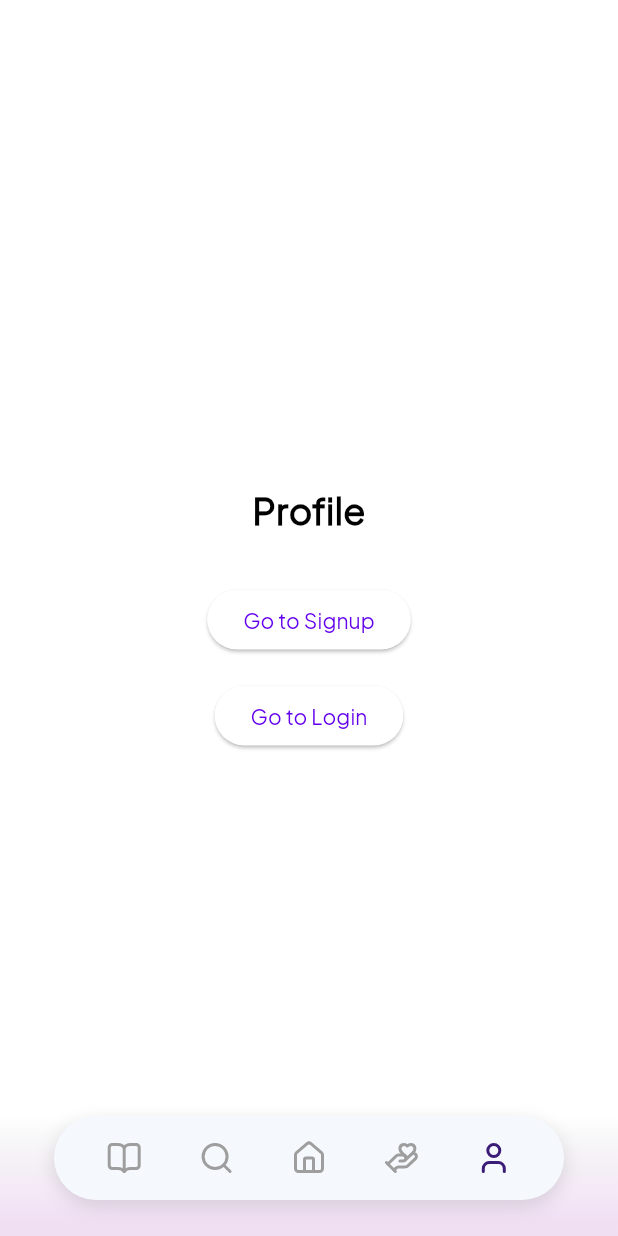
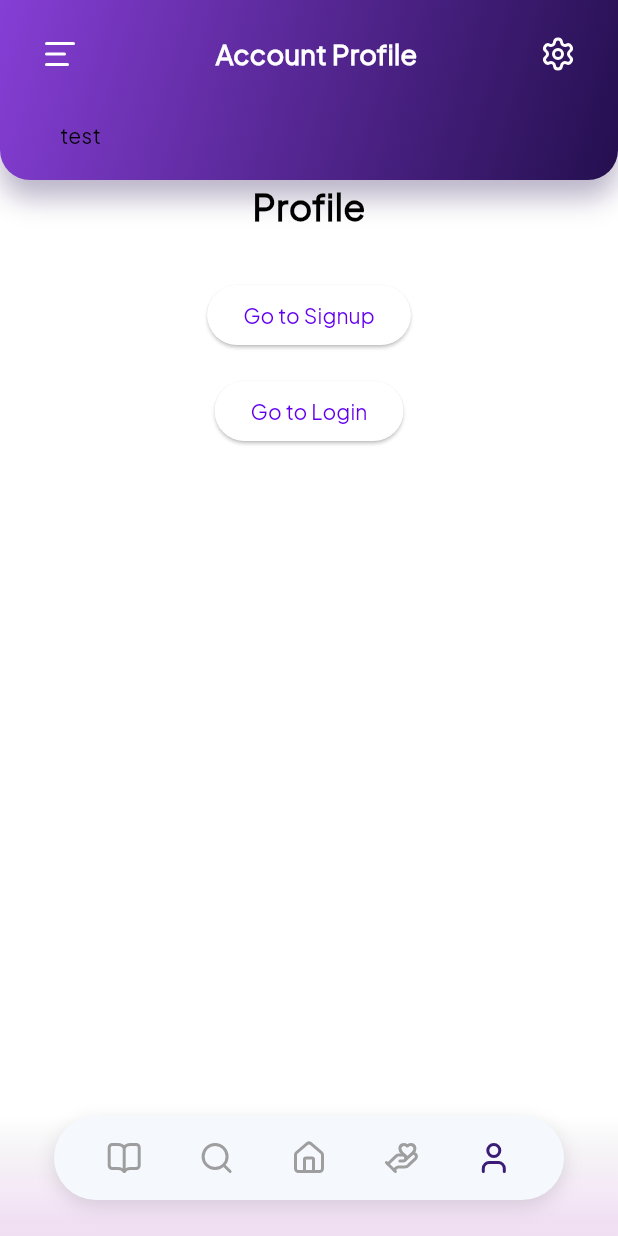
Before and after one commit to williamu04/InQuran, a Flutter app: the ProfileScreen screen opened by its route, on a phone screen of 412 x 824 dp. Run offline on Flutter 3.47's test engine with Material 3 defaults, Android fonts, the phone set to English and light mode, and no system bars; our stand-ins replace drift, go_router, lucide_icons_flutter, share_plus, sqlite3_flutter_libs; missing offline and left inert: sqlite3; accounts and stored records are empty; generated files the repository leaves out were written again.

Commit message:
add purple banner to the topBar

```diff
--- a/lib/components/rounded_card.dart
+++ b/lib/components/rounded_card.dart
@@ -8,6 +8,7 @@
   List<BoxShadow>? boxShadow,
 }) {
   return Container(
+    width: double.infinity,
     decoration: BoxDecoration(
       borderRadius: BorderRadius.only(
         bottomLeft: Radius.circular(borderRadius),
--- a/lib/screens/profile.dart
+++ b/lib/screens/profile.dart
@@ -1,5 +1,6 @@
 import 'package:flutter/material.dart';
 import 'package:go_router/go_router.dart';
+import 'package:mtqmnuns/components/rounded_card.dart';
 
 class ProfileScreen extends StatelessWidget {
   const ProfileScreen({super.key});
@@ -9,10 +10,11 @@
     return Container(
       width: double.infinity,
       height: double.infinity,
-      padding: const EdgeInsets.all(24.0),
       child: Column(
-        mainAxisAlignment: MainAxisAlignment.center,
         children: [
+          RoundedCard(
+            child: Text('test')
+          ),
           const Text(
             "Profile",
             style: TextStyle(fontSize: 24, fontWeight: FontWeight.bold),
--- a/lib/screens/search.dart
+++ b/lib/screens/search.dart
@@ -1,4 +1,5 @@
 import 'package:flutter/material.dart';
+import 'package:mtqmnuns/components/rounded_card.dart';
 
 class SearchScreen extends StatelessWidget {
   const SearchScreen({super.key});
@@ -10,6 +11,9 @@
       height: double.infinity,
       child : Column(
         children: [
+          RoundedCard(
+            child: Text('test')
+          ),
           Center(
             child: Text("Search")
           )
```
Also changed, not shown: lib/screens/duas.dart (+12 -1 lines).
